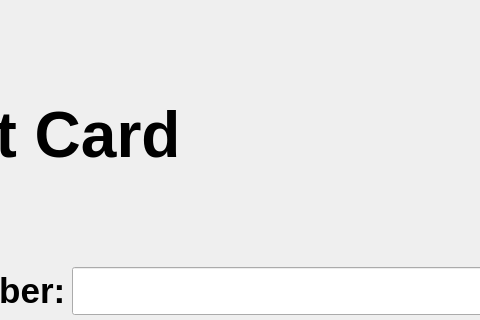
acmpesuecc/GrowPal, file transaction_cc.ui: the form before one commit; both pictures show x 177 to 657 and y 0 to 320 of the 800 by 600 pixel window.
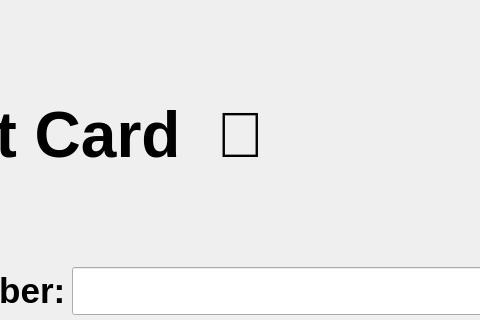
The form after the commit.

The edit to the form file:
```diff
--- a/transaction_cc.ui
+++ b/transaction_cc.ui
@@ -142,7 +142,7 @@
        </font>
       </property>
       <property name="text">
-       <string>Credit Card</string>
+       <string>Credit Card  </string>
       </property>
      </widget>
     </item>
```
